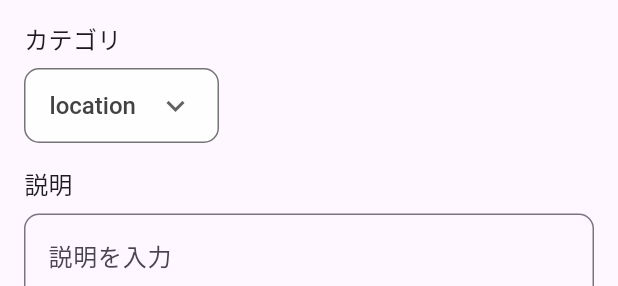
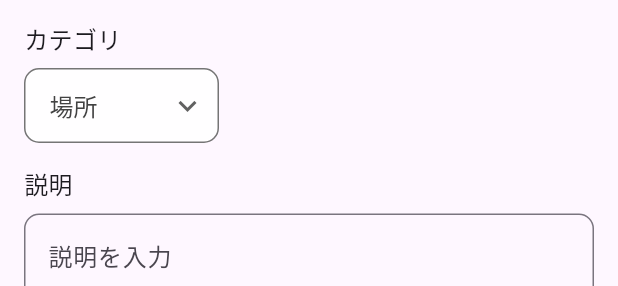
Before and after one commit to suke-0612/SNAPPY, a Flutter app: the EditItemInfoForm widget shown alone on an empty page, opened directly with empty values, on a phone screen of 412 x 824 dp. Shown: the part 244-530 px from the top of the screen. Run offline on Flutter 3.47's test engine with Material 3 defaults, Android fonts, the phone set to English and light mode, and no system bars; our stand-ins replace flutter_dotenv, geolocator, google_maps_flutter, isar; missing offline and left inert: photo_manager; accounts and stored records are empty; generated files the repository leaves out were written again.

Commit message:
カテゴリ名を日本語に

```diff
--- a/lib/components/edit_item_info_popup/edit_item_info_form.dart
+++ b/lib/components/edit_item_info_popup/edit_item_info_form.dart
@@ -46,8 +46,8 @@ class _EditItemInfoFormState extends State<EditItemInfoForm> {
 
     setState(() {
       _categoryOptions = names.isNotEmpty
-          ? names + ['location', 'things', 'others']
-          : ['location', 'things', 'others'];
+          ? names + ['場所', '欲しいもの', 'その他']
+          : ['場所', '欲しいもの', 'その他'];
 
       if (!_categoryOptions.contains(_selectedCategory)) {
         _selectedCategory = _categoryOptions.first;
@@ -176,7 +176,7 @@ class _EditItemInfoFormState extends State<EditItemInfoForm> {
                   maxLines: 4,
                 ),
                 const SizedBox(height: 16),
-                if (_categoryController.text == 'location') ...[
+                if (_categoryController.text == '場所') ...[
                   const Text('位置情報',
                       style:
                           TextStyle(fontSize: 16, fontWeight: FontWeight.w500)),
--- a/lib/components/popup_container.dart
+++ b/lib/components/popup_container.dart
@@ -155,7 +155,7 @@ class _PopupContainerState extends State<PopupContainer> {
                 textAlign: TextAlign.center,
               ),
               const SizedBox(height: 4),
-              if (widget.item.category == "location" &&
+              if (widget.item.category == "場所" &&
                   widget.item.location != null &&
                   widget.item.location!.isNotEmpty) ...[
                 const SizedBox(height: 10),
--- a/lib/pages/category_settings.dart
+++ b/lib/pages/category_settings.dart
@@ -44,7 +44,7 @@ class _CategorySettingsState extends State<CategorySettings> {
     setState(() {
       _allTags = tags
           .where(
-            (tag) => !['location', 'things', 'others'].contains(tag.name),
+            (tag) => !['場所', '欲しいもの', 'その他'].contains(tag.name),
           )
           .map((tag) => tag.name)
           .toList();
--- a/lib/pages/home.dart
+++ b/lib/pages/home.dart
@@ -10,7 +10,7 @@ class Home extends StatefulWidget {
 }
 
 class _HomeState extends State<Home> with RouteAware {
-  final List<String> _defaultTags = ["all", "location", "things", "others"];
+  final List<String> _defaultTags = ["all", "場所", "欲しいもの", "その他"];
   final ScrollController _scrollController = ScrollController();
 
   final List<String> _customTags = [];
@@ -192,9 +192,9 @@ class _HomeState extends State<Home> with RouteAware {
 
     try {
       final apiTags = [
-        ['location', ''],
-        ['things', ''],
-        ['others', ''],
+        ['場所', ''],
+        ['欲しいもの', ''],
+        ['その他', ''],
         ...(await getAllTags()).map((t) => [t.name, t.description]),
       ];
       await uploadFilesWithTags(newAssets, apiTags);
--- a/lib/pages/map.dart
+++ b/lib/pages/map.dart
@@ -97,7 +97,7 @@ class _MapPageState extends State<MapPage> {
 
       // locationタグのスクリーンショットを取得
       final screenshots =
-          await isar.screenshots.filter().tagEqualTo('location').findAll();
+          await isar.screenshots.filter().tagEqualTo('場所').findAll();
 
       if (!mounted) return;
 
@@ -503,13 +503,13 @@ class _MapPageState extends State<MapPage> {
           Icon(Icons.location_off, size: 64, color: Colors.grey),
           SizedBox(height: 16),
           Text(
-            'locationタグの位置情報がありません',
+            '場所タグの位置情報がありません',
             style: TextStyle(color: Colors.grey, fontSize: 16),
             textAlign: TextAlign.center,
           ),
           SizedBox(height: 8),
           Text(
-            'ホーム画面でスクリーンショットに\n"location"タグと住所を付けてください',
+            'ホーム画面でスクリーンショットに\n"場所"タグと住所を付けてください',
             style: TextStyle(color: Colors.grey, fontSize: 14),
             textAlign: TextAlign.center,
           ),
--- a/lib/pages/want_list.dart
+++ b/lib/pages/want_list.dart
@@ -10,7 +10,7 @@ class WantList extends StatefulWidget {
 }
 
 class _WantListState extends State<WantList> {
-  static const String _thingsTag = 'things';
+  static const String _thingsTag = '欲しいもの';
   static const String _amazonBaseUrl = 'https://www.amazon.co.jp/s?k=';
 
   List<ItemData> _thingsItems = [];
@@ -234,7 +234,7 @@ class _WantListState extends State<WantList> {
               textAlign: TextAlign.center),
           if (_searchQuery.isEmpty) const SizedBox(height: 8),
           if (_searchQuery.isEmpty)
-            const Text('ホーム画面でスクリーンショットに\n"things"タグを付けてください',
+            const Text('ホーム画面でスクリーンショットに\n"$_thingsTag"タグを付けてください',
                 style: TextStyle(color: Colors.grey, fontSize: 14),
                 textAlign: TextAlign.center),
         ],
```
